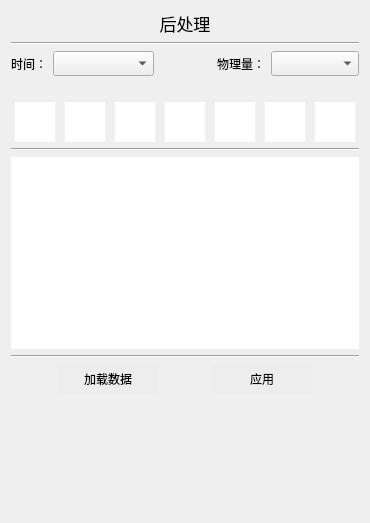
Aiopr-bits/MAVES, file src/FormPostprocessing.ui: the form before one commit.
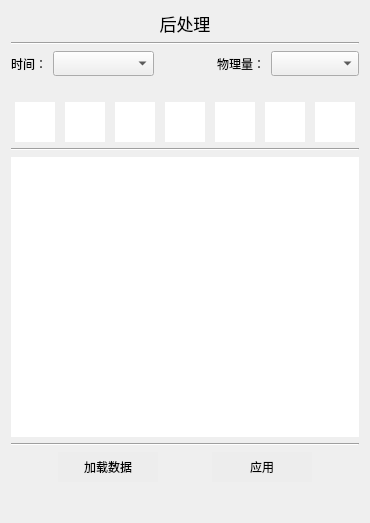
The form after the commit. Icons and pictures are not drawn.

Commit message: feat:网格子界面调整

```diff
--- a/src/FormPostprocessing.ui
+++ b/src/FormPostprocessing.ui
@@ -453,6 +453,18 @@
      </item>
      <item>
       <widget class="QTreeView" name="treeView">
+       <property name="minimumSize">
+        <size>
+         <width>0</width>
+         <height>280</height>
+        </size>
+       </property>
+       <property name="maximumSize">
+        <size>
+         <width>16777215</width>
+         <height>280</height>
+        </size>
+       </property>
        <property name="focusPolicy">
         <enum>Qt::NoFocus</enum>
        </property>
```
The commit also changes 3 other files.
